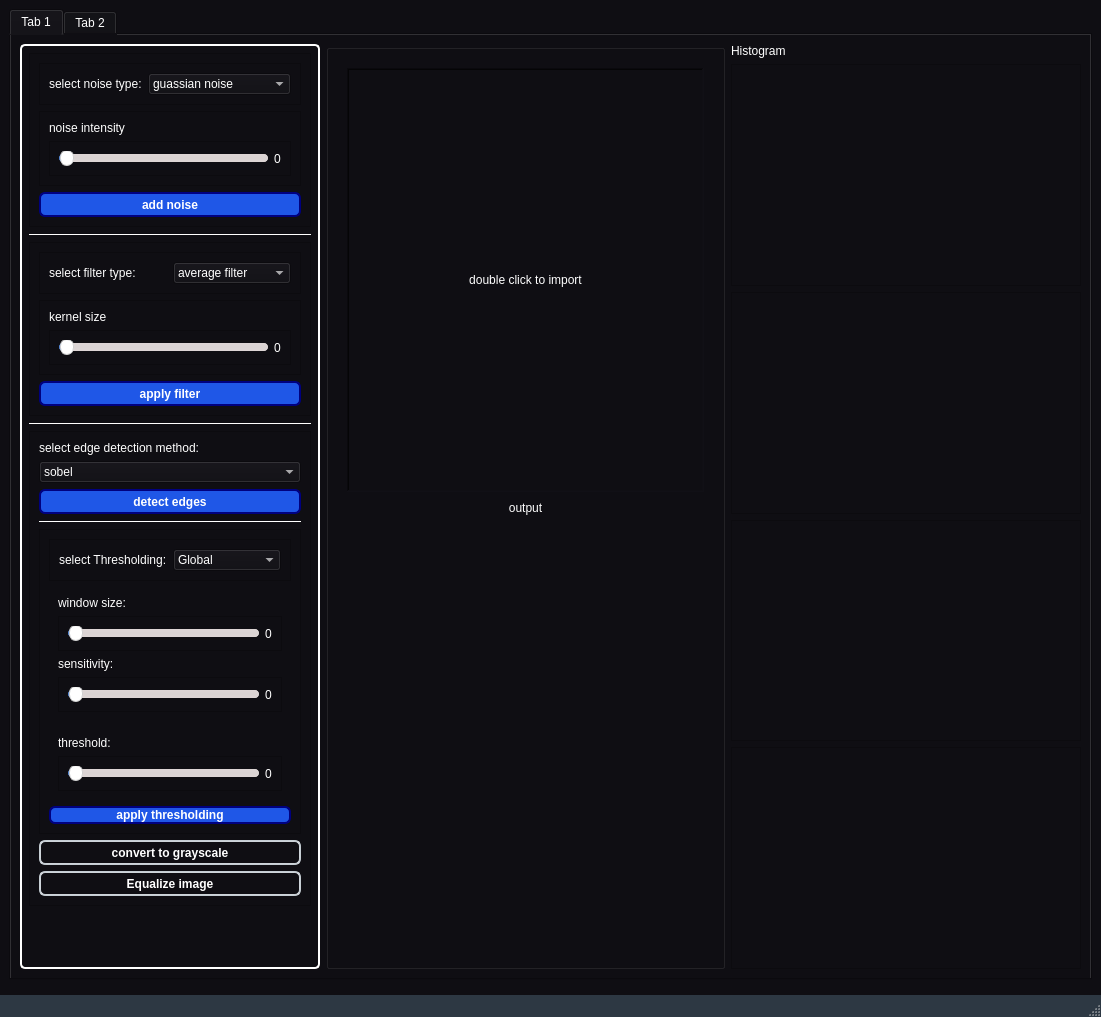
Above: ui_2.ui from Eagle-E-Y-E/Cleanser before the change. Below: the same form after it.
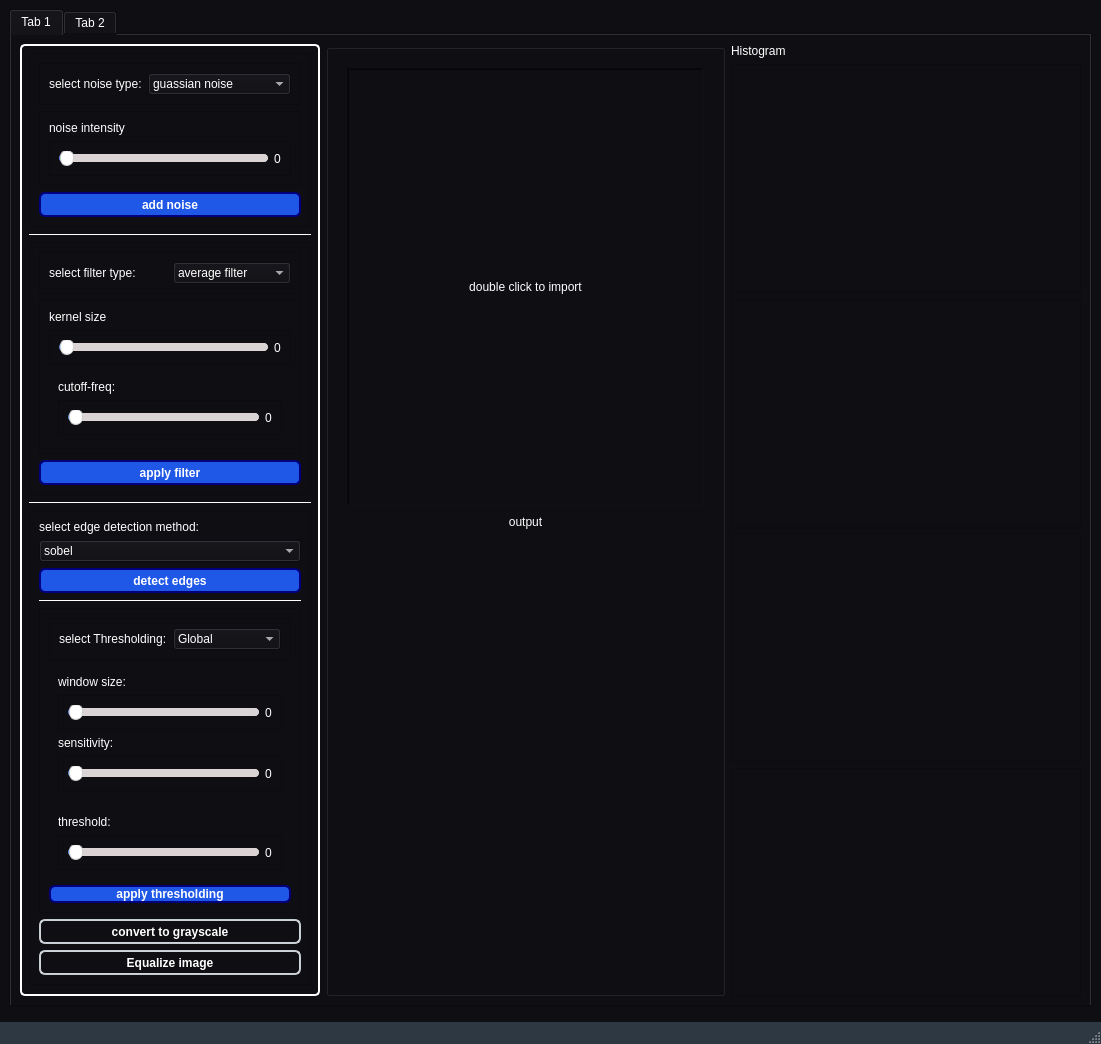
That is the form after the change. Icons and pictures are not drawn.

Commit message: added cut-off fre for low and high pass filter

Patch:
```diff
--- a/ui_2.ui
+++ b/ui_2.ui
@@ -1073,6 +1073,54 @@
                    </layout>
                   </widget>
                  </item>
+                 <item>
+                  <widget class="QWidget" name="cuttofffreq_widgwt" native="true">
+                   <layout class="QVBoxLayout" name="verticalLayout_16">
+                    <item>
+                     <widget class="QLabel" name="label_12">
+                      <property name="text">
+                       <string>cutoff-freq:</string>
+                      </property>
+                     </widget>
+                    </item>
+                    <item>
+                     <widget class="QFrame" name="frame_10">
+                      <property name="frameShape">
+                       <enum>QFrame::StyledPanel</enum>
+                      </property>
+                      <property name="frameShadow">
+                       <enum>QFrame::Raised</enum>
+                      </property>
+                      <layout class="QHBoxLayout" name="horizontalLayout_9">
+                       <item>
+                        <widget class="QSlider" name="cuttoff_freq_slider">
+                         <property name="minimum">
+                          <number>10</number>
+                         </property>
+                         <property name="maximum">
+                          <number>180</number>
+                         </property>
+                         <property name="singleStep">
+                          <number>10</number>
+                         </property>
+                         <property name="orientation">
+                          <enum>Qt::Horizontal</enum>
+                         </property>
+                        </widget>
+                       </item>
+                       <item>
+                        <widget class="QLabel" name="cuttofffreq_label">
+                         <property name="text">
+                          <string>0</string>
+                         </property>
+                        </widget>
+                       </item>
+                      </layout>
+                     </widget>
+                    </item>
+                   </layout>
+                  </widget>
+                 </item>
                 </layout>
                </widget>
               </item>
```
Left out of the diff: 10 changed lines with no effect on the pictures. The commit also changes 1 other file.
